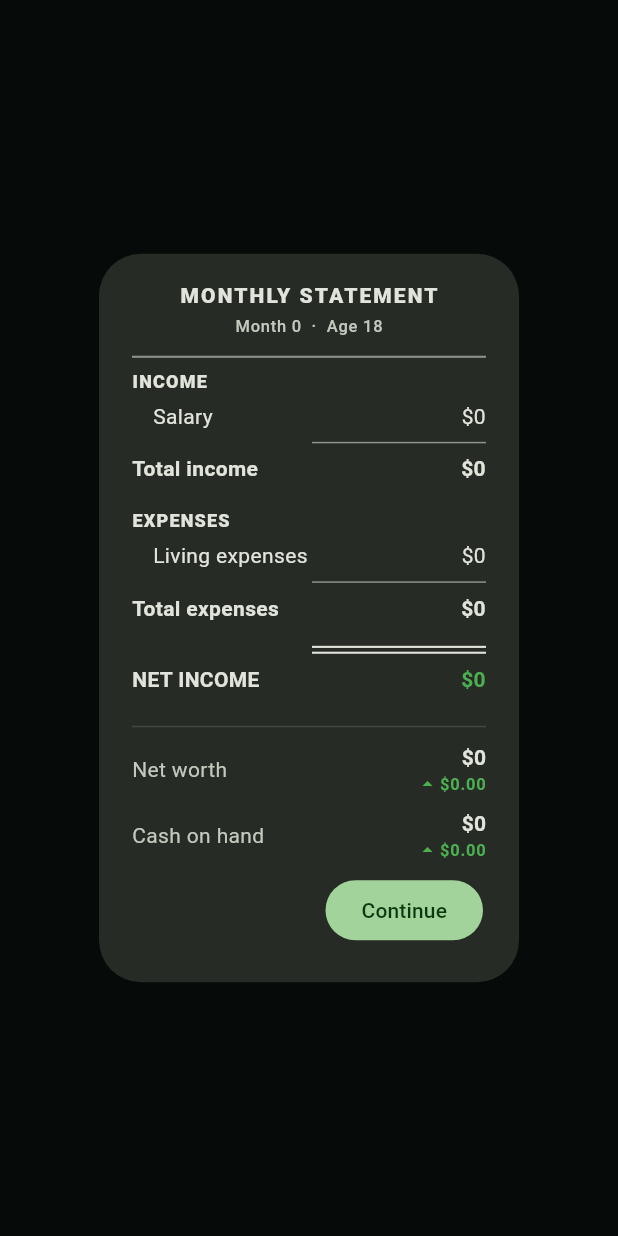
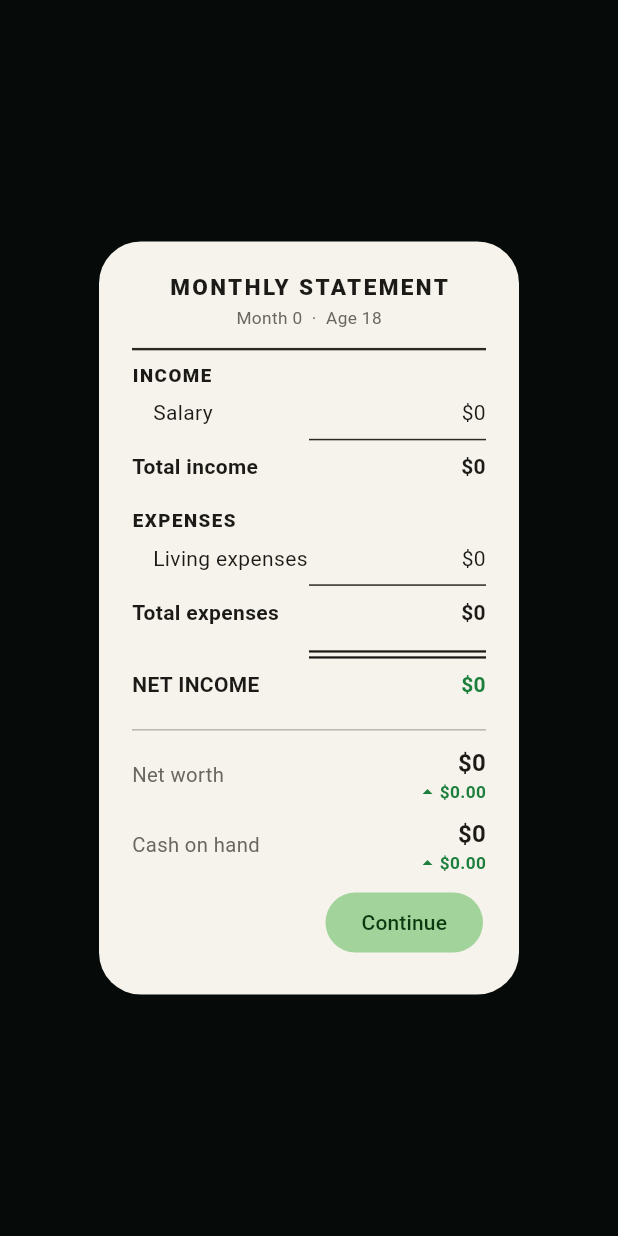
Before and after one commit to Armandoxh/Territorygame, a Flutter app: what showDaySummary() shows on an empty page, opened directly with empty values, on a phone screen of 412 x 824 dp. Run offline on Flutter 3.47's test engine with Material 3 defaults, Android fonts, the phone set to English and light mode, and no system bars.

Commit message:
Monthly statement: render on light 'paper' for real contrast (build 85)
The recap was white-ish text on a dark, semi-transparent dialog with the
colorful home-screen grid bleeding through — washed out and hard to read.
Reworked it to a printed-statement look: an opaque off-white paper background
with near-black ink, strong black rules, and accounting green/red for the net
and deltas — independent of the app's dark theme, like the reference images.
Tabular figures still keep the amount column aligned.

https://claude.ai/code/session_01JqBticQH2m2VG91X5ciAMv

```diff
--- a/wealthquest/lib/ui/widgets/day_summary_dialog.dart
+++ b/wealthquest/lib/ui/widgets/day_summary_dialog.dart
@@ -2,11 +2,20 @@ import 'package:flutter/material.dart';
 
 import '../../state/game_controller.dart';
 import '../../util/format.dart';
-import 'ui_helpers.dart';
 
-/// The end-of-month recap, laid out like a real income statement: an INCOME
-/// section and an EXPENSES section of right-aligned, column-aligned figures with
-/// ruled subtotals and a double-ruled net, then the running balances.
+// A printed-statement palette: dark ink on light paper, so the recap stays
+// crisp and high-contrast even over the app's dark theme (the old white-on-dark
+// version washed out against the home screen).
+const Color _paper = Color(0xFFF6F3EC);
+const Color _ink = Color(0xFF1B1A17);
+const Color _inkMuted = Color(0xFF6A675F);
+const Color _rule = Color(0xFF2B2924);
+const Color _pos = Color(0xFF1B7F3B);
+const Color _neg = Color(0xFFB3261E);
+
+/// The end-of-month recap, laid out like a printed income statement: INCOME and
+/// EXPENSES sections of right-aligned, column-aligned figures with ruled
+/// subtotals and a double-ruled net, then the running balances.
 Future<void> showDaySummary(
   BuildContext context,
   GameController game,
@@ -16,7 +25,6 @@ Future<void> showDaySummary(
   return showDialog<void>(
     context: context,
     builder: (context) {
-      final theme = Theme.of(context);
       final header = monthsCovered <= 1
           ? 'Month ${game.day}  ·  Age ${game.ageYears}'
           : '$monthsCovered months  ·  now Age ${game.ageYears}';
@@ -44,59 +52,61 @@ Future<void> showDaySummary(
       final extra = highlights.length - shown.length;
 
       return AlertDialog(
-        contentPadding: const EdgeInsets.fromLTRB(22, 18, 22, 8),
+        backgroundColor: _paper,
+        surfaceTintColor: Colors.transparent,
+        contentPadding: const EdgeInsets.fromLTRB(22, 20, 22, 8),
         content: SingleChildScrollView(
           child: Column(
             mainAxisSize: MainAxisSize.min,
             crossAxisAlignment: CrossAxisAlignment.stretch,
             children: [
-              Center(
+              const Center(
                 child: Text('MONTHLY STATEMENT',
-                    style: theme.textTheme.titleSmall?.copyWith(
-                        fontWeight: FontWeight.w800, letterSpacing: 1.4)),
+                    style: TextStyle(
+                        color: _ink,
+                        fontSize: 15,
+                        fontWeight: FontWeight.w800,
+                        letterSpacing: 1.6)),
               ),
               const SizedBox(height: 2),
               Center(
                 child: Text(header,
-                    style: theme.textTheme.labelSmall
-                        ?.copyWith(color: theme.colorScheme.onSurfaceVariant)),
+                    style: const TextStyle(color: _inkMuted, fontSize: 11.5)),
               ),
               const SizedBox(height: 12),
-              Container(height: 1.4, color: theme.colorScheme.outline),
+              Container(height: 1.6, color: _rule),
               const SizedBox(height: 8),
 
-              _sectionHeader(theme, 'Income'),
-              for (final l in income) _stmtRow(theme, l.label, l.amount),
-              _amtRule(theme),
-              _stmtRow(theme, 'Total income', totalIn, bold: true, indent: 0),
+              _sectionHeader('Income'),
+              for (final l in income) _stmtRow(l.label, l.amount),
+              _amtRule(),
+              _stmtRow('Total income', totalIn, bold: true, indent: 0),
 
               const SizedBox(height: 14),
-              _sectionHeader(theme, 'Expenses'),
-              for (final l in expenses) _stmtRow(theme, l.label, l.amount),
-              _amtRule(theme),
-              _stmtRow(theme, 'Total expenses', totalOut, bold: true, indent: 0),
+              _sectionHeader('Expenses'),
+              for (final l in expenses) _stmtRow(l.label, l.amount),
+              _amtRule(),
+              _stmtRow('Total expenses', totalOut, bold: true, indent: 0),
 
               const SizedBox(height: 8),
-              _amtRule(theme, doubled: true),
-              _stmtRow(theme, monthsCovered > 1 ? 'NET CHANGE' : 'NET INCOME',
-                  net.abs(),
+              _amtRule(doubled: true),
+              _stmtRow(monthsCovered > 1 ? 'NET CHANGE' : 'NET INCOME', net.abs(),
                   bold: true,
                   indent: 0,
-                  color: gainColor(net),
+                  color: net >= 0 ? _pos : _neg,
                   parenIfNeg: net < 0),
 
-              const SizedBox(height: 18),
-              Container(height: 1, color: theme.colorScheme.outlineVariant),
+              const SizedBox(height: 16),
+              Container(height: 1, color: _rule.withOpacity(0.30)),
               const SizedBox(height: 10),
-              _balanceRow(theme, 'Net worth', r.netWorthAfter, r.netWorthDelta),
+              _balanceRow('Net worth', r.netWorthAfter, r.netWorthDelta),
               const SizedBox(height: 8),
-              _balanceRow(theme, 'Cash on hand', r.cashAfter, r.cashDelta,
+              _balanceRow('Cash on hand', r.cashAfter, r.cashDelta,
                   negative: r.cashAfter < 0),
 
               if (r.cashAfter < 0) ...[
                 const SizedBox(height: 12),
                 _banner(
-                  theme,
                   r.marginCall
                       ? 'Margin call — liquidate to get back above \$0.'
                       : 'Cash is negative — top it up before it costs you.',
@@ -105,18 +115,19 @@ Future<void> showDaySummary(
 
               if (shown.isNotEmpty) ...[
                 const SizedBox(height: 14),
-                Divider(height: 1, color: theme.colorScheme.outlineVariant),
+                Container(height: 1, color: _rule.withOpacity(0.30)),
                 const SizedBox(height: 10),
                 for (final h in shown)
                   Padding(
                     padding: const EdgeInsets.only(bottom: 6),
-                    child:
-                        Text(h, style: theme.textTheme.bodySmall, maxLines: 2),
+                    child: Text(h,
+                        style: const TextStyle(
+                            color: _ink, fontSize: 12.5, height: 1.25),
+                        maxLines: 2),
                   ),
                 if (extra > 0)
-                  Text('+$extra more',
-                      style: theme.textTheme.labelSmall?.copyWith(
-                          color: theme.colorScheme.onSurfaceVariant)),
+                  const Text('+more',
+                      style: TextStyle(color: _inkMuted, fontSize: 11)),
               ],
             ],
           ),
@@ -139,58 +150,62 @@ class _Line {
 }
 
 /// Fixed width for the right-hand figures column, so every amount lines up.
-const double _amtW = 116;
+const double _amtW = 118;
 
-/// A statement section heading (small caps, bold), e.g. "INCOME".
-Widget _sectionHeader(ThemeData theme, String title) {
+/// A statement section heading (small caps, bold).
+Widget _sectionHeader(String title) {
   return Padding(
     padding: const EdgeInsets.only(bottom: 2),
     child: Text(
       title.toUpperCase(),
-      style: theme.textTheme.labelMedium?.copyWith(
+      style: const TextStyle(
+        color: _ink,
+        fontSize: 12.5,
         fontWeight: FontWeight.w800,
-        letterSpacing: 0.8,
+        letterSpacing: 1.0,
       ),
     ),
   );
 }
 
-/// One statement line: label on the left, a right-aligned figure (tabular so
-/// digits stack) in the fixed amount column. Negatives can show in parentheses.
-Widget _stmtRow(ThemeData theme, String label, double amount,
+/// One statement line: label left, a right-aligned tabular figure in the fixed
+/// amount column. Negatives can show in parentheses (accounting style).
+Widget _stmtRow(String label, double amount,
     {double indent = 14,
     bool bold = false,
     Color? color,
     bool parenIfNeg = false}) {
-  final text =
-      parenIfNeg ? '(${moneyWhole(amount)})' : moneyWhole(amount);
-  final style = theme.textTheme.bodyMedium?.copyWith(
-    fontWeight: bold ? FontWeight.w700 : null,
-    color: color,
-    fontFeatures: const [FontFeature.tabularFigures()],
-  );
+  final text = parenIfNeg ? '(${moneyWhole(amount)})' : moneyWhole(amount);
   return Padding(
-    padding: EdgeInsets.only(left: indent, top: 3, bottom: 3),
+    padding: EdgeInsets.only(left: indent, top: 3.5, bottom: 3.5),
     child: Row(
       children: [
         Expanded(
           child: Text(label,
-              style: theme.textTheme.bodyMedium
-                  ?.copyWith(fontWeight: bold ? FontWeight.w700 : null)),
+              style: TextStyle(
+                  color: _ink,
+                  fontSize: 14,
+                  fontWeight: bold ? FontWeight.w700 : FontWeight.w400)),
         ),
         SizedBox(
           width: _amtW,
-          child: Text(text, textAlign: TextAlign.right, style: style),
+          child: Text(text,
+              textAlign: TextAlign.right,
+              style: TextStyle(
+                color: color ?? _ink,
+                fontSize: 14,
+                fontWeight: bold ? FontWeight.w700 : FontWeight.w400,
+                fontFeatures: const [FontFeature.tabularFigures()],
+              )),
         ),
       ],
     ),
   );
 }
 
-/// A rule under just the figures column (single, or a double underline for the
-/// grand total — the classic accounting look).
-Widget _amtRule(ThemeData theme, {bool doubled = false}) {
-  final line = Container(height: 1, color: theme.colorScheme.outline);
+/// A rule under just the figures column — single, or a double underline for the
+/// grand total (the classic accounting look).
+Widget _amtRule({bool doubled = false}) {
   return Padding(
     padding: const EdgeInsets.symmetric(vertical: 4),
     child: Row(
@@ -200,45 +215,46 @@ Widget _amtRule(ThemeData theme, {bool doubled = false}) {
           width: _amtW,
           child: doubled
               ? Column(children: [
-                  Container(height: 1.4, color: theme.colorScheme.onSurface),
+                  Container(height: 1.5, color: _ink),
                   const SizedBox(height: 2.5),
-                  Container(height: 1.4, color: theme.colorScheme.onSurface),
+                  Container(height: 1.5, color: _ink),
                 ])
-              : line,
+              : Container(height: 1, color: _rule),
         ),
       ],
     ),
   );
 }
 
-/// A running balance (net worth / cash) with its month-over-month move,
-/// right-aligned to the same figures column.
-Widget _balanceRow(ThemeData theme, String label, double value, double delta,
+/// A running balance (net worth / cash) with its month-over-month move.
+Widget _balanceRow(String label, double value, double delta,
     {bool negative = false}) {
+  final dColor = delta >= 0 ? _pos : _neg;
   return Row(
     children: [
       Expanded(
         child: Text(label,
-            style: theme.textTheme.bodyMedium
-                ?.copyWith(color: theme.colorScheme.onSurfaceVariant)),
+            style: const TextStyle(color: _inkMuted, fontSize: 13.5)),
       ),
       Column(
         crossAxisAlignment: CrossAxisAlignment.end,
         mainAxisSize: MainAxisSize.min,
         children: [
           Text(moneyWhole(value),
-              style: theme.textTheme.titleSmall?.copyWith(
+              style: TextStyle(
+                  color: negative ? _neg : _ink,
+                  fontSize: 16,
                   fontWeight: FontWeight.bold,
-                  color: negative ? kLoss : null,
                   fontFeatures: const [FontFeature.tabularFigures()])),
           Row(
             mainAxisSize: MainAxisSize.min,
             children: [
               Icon(delta >= 0 ? Icons.arrow_drop_up : Icons.arrow_drop_down,
-                  size: 16, color: gainColor(delta)),
+                  size: 16, color: dColor),
               Text(money(delta.abs()),
-                  style: theme.textTheme.labelSmall?.copyWith(
-                      color: gainColor(delta),
+                  style: TextStyle(
+                      color: dColor,
+                      fontSize: 11.5,
                       fontWeight: FontWeight.w600,
                       fontFeatures: const [FontFeature.tabularFigures()])),
             ],
@@ -249,22 +265,22 @@ Widget _balanceRow(ThemeData theme, String label, double value, double delta,
   );
 }
 
-Widget _banner(ThemeData theme, String text) {
+Widget _banner(String text) {
   return Container(
     width: double.infinity,
     padding: const EdgeInsets.symmetric(horizontal: 12, vertical: 8),
     decoration: BoxDecoration(
-      color: kLoss.withOpacity(0.12),
+      color: _neg.withOpacity(0.10),
       borderRadius: BorderRadius.circular(10),
-      border: Border.all(color: kLoss.withOpacity(0.4)),
+      border: Border.all(color: _neg.withOpacity(0.5)),
     ),
     child: Row(
       children: [
-        const Icon(Icons.warning_amber_rounded, size: 16, color: kLoss),
+        const Icon(Icons.warning_amber_rounded, size: 16, color: _neg),
         const SizedBox(width: 8),
         Expanded(
           child: Text(text,
-              style: theme.textTheme.bodySmall?.copyWith(color: kLoss)),
+              style: const TextStyle(color: _neg, fontSize: 12.5)),
         ),
       ],
     ),
--- a/wealthquest/lib/version.dart
+++ b/wealthquest/lib/version.dart
@@ -5,6 +5,6 @@
 /// of the home header shows this, so you can instantly confirm the live page is
 /// the latest build (and not a stale cache).
 const String kAppVersion = '0.41.0';
-const int kBuildNumber = 84;
+const int kBuildNumber = 85;
 
 String get appVersionLabel => 'v$kAppVersion · build $kBuildNumber';
--- a/wealthquest/pubspec.yaml
+++ b/wealthquest/pubspec.yaml
@@ -1,7 +1,7 @@
 name: wealthquest
 description: "A mobile life-sim / stock-market game. Start at 18 with a day job; each Next Month advances a month — watch your investments perform."
 publish_to: "none"
-version: 0.41.0+84
+version: 0.41.0+85
 
 environment:
   sdk: ">=3.4.0 <4.0.0"
```
Also changed, not shown: 1 other file.
